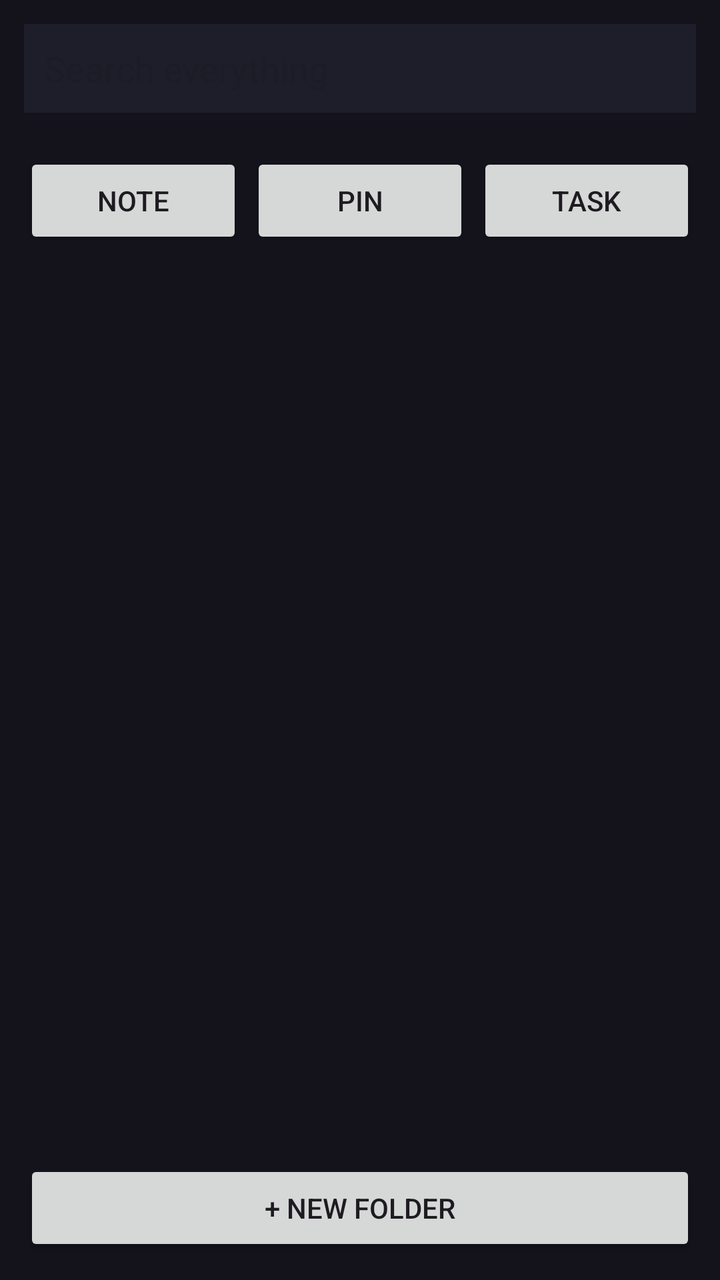
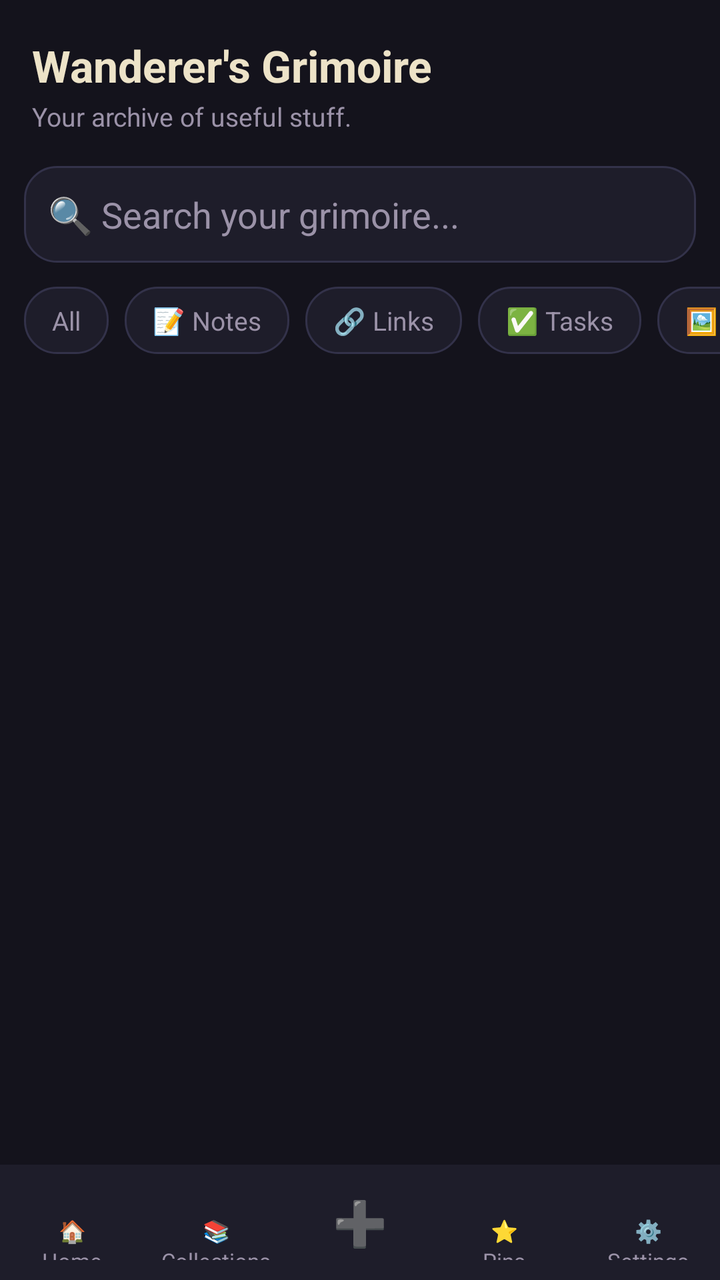

Before-and-after screenshots of an Android layout around one commit, followed by the original layout XML and the change that was made.
<!-- AndroidManifest.xml: application theme Theme.WanderersGrimoire -->
<!-- res/layout/activity_main.xml -->
<?xml version="1.0" encoding="utf-8"?>
<LinearLayout xmlns:android="http://schemas.android.com/apk/res/android"
    android:layout_width="match_parent"
    android:layout_height="match_parent"
    android:orientation="vertical"
    android:background="@color/paper">

    <EditText
        android:id="@+id/searchInput"
        android:layout_width="match_parent"
        android:layout_height="wrap_content"
        android:layout_margin="12dp"
        android:hint="Search everything"
        android:background="@color/paper2"
        android:padding="10dp"
        android:inputType="text" />

    <androidx.recyclerview.widget.RecyclerView
        android:id="@+id/folderList"
        android:layout_width="match_parent"
        android:layout_height="wrap_content"
        android:paddingStart="12dp"
        android:paddingBottom="8dp"
        android:clipToPadding="false" />

    <LinearLayout
        android:layout_width="match_parent"
        android:layout_height="wrap_content"
        android:orientation="horizontal"
        android:paddingStart="12dp"
        android:paddingEnd="12dp"
        android:paddingBottom="8dp">

        <Button
            android:id="@+id/addNoteBtn"
            android:layout_width="0dp"
            android:layout_height="wrap_content"
            android:layout_weight="1"
            android:layout_marginEnd="4dp"
            android:text="Note" />

        <Button
            android:id="@+id/addPinBtn"
            android:layout_width="0dp"
            android:layout_height="wrap_content"
            android:layout_weight="1"
            android:layout_marginEnd="4dp"
            android:text="Pin" />

        <Button
            android:id="@+id/addTaskBtn"
            android:layout_width="0dp"
            android:layout_height="wrap_content"
            android:layout_weight="1"
            android:text="Task" />
    </LinearLayout>

    <TextView
        android:id="@+id/emptyView"
        android:layout_width="match_parent"
        android:layout_height="wrap_content"
        android:text="Nothing here yet. Add a note, pin, or task above."
        android:textColor="@color/ink_dim"
        android:gravity="center"
        android:padding="40dp"
        android:visibility="gone" />

    <androidx.recyclerview.widget.RecyclerView
        android:id="@+id/itemList"
        android:layout_width="match_parent"
        android:layout_height="0dp"
        android:layout_weight="1"
        android:paddingStart="12dp"
        android:paddingEnd="12dp"
        android:clipToPadding="false" />

    <Button
        android:id="@+id/newFolderBtn"
        android:layout_width="match_parent"
        android:layout_height="wrap_content"
        android:layout_margin="12dp"
        android:text="+ New folder" />

</LinearLayout>
<!-- resources referenced by this layout -->
<resources>
  <color name="ink_dim">#9B92A8</color>
  <color name="paper">#14131C</color>
  <color name="paper2">#1E1D2A</color>
  <style name="Theme.WanderersGrimoire" parent="Theme.Material3.DayNight.NoActionBar">
          <item name="colorPrimary">@color/pin</item>
          <item name="android:windowBackground">@color/paper</item>
          <item name="android:statusBarColor">@color/paper</item>
          <item name="android:windowLightStatusBar">false</item>
      </style>
  <color name="pin">#D4AF6A</color>
</resources>

<!-- the commit's change to res/layout/activity_main.xml (unified diff, before → after) -->
@@ -5,80 +5,299 @@
     android:orientation="vertical"
     android:background="@color/paper">
 
-    <EditText
-        android:id="@+id/searchInput"
+    <FrameLayout
         android:layout_width="match_parent"
-        android:layout_height="wrap_content"
-        android:layout_margin="12dp"
-        android:hint="Search everything"
-        android:background="@color/paper2"
-        android:padding="10dp"
-        android:inputType="text" />
-
-    <androidx.recyclerview.widget.RecyclerView
-        android:id="@+id/folderList"
-        android:layout_width="match_parent"
-        android:layout_height="wrap_content"
-        android:paddingStart="12dp"
-        android:paddingBottom="8dp"
-        android:clipToPadding="false" />
-
+        android:layout_height="0dp"
+        android:layout_weight="1">
+
+        
+        <LinearLayout
+            android:id="@+id/homeScreen"
+            android:layout_width="match_parent"
+            android:layout_height="match_parent"
+            android:orientation="vertical">
+
+            <LinearLayout
+                android:layout_width="match_parent"
+                android:layout_height="wrap_content"
+                android:orientation="vertical"
+                android:paddingStart="16dp"
+                android:paddingEnd="16dp"
+                android:paddingTop="18dp"
+                android:paddingBottom="4dp">
+
+                <TextView
+                    android:layout_width="wrap_content"
+                    android:layout_height="wrap_content"
+                    android:text="Wanderer's Grimoire"
+                    android:textColor="@color/ink"
+                    android:textSize="22sp"
+                    android:textStyle="bold" />
+
+                <TextView
+                    android:layout_width="wrap_content"
+                    android:layout_height="wrap_content"
+                    android:layout_marginTop="2dp"
+                    android:text="Your archive of useful stuff."
+                    android:textColor="@color/ink_dim"
+                    android:textSize="13sp" />
+
+            </LinearLayout>
+
+            <EditText
+                android:id="@+id/searchInput"
+                android:layout_width="match_parent"
+                android:layout_height="wrap_content"
+                android:layout_margin="12dp"
+                android:hint="🔍 Search your grimoire..."
+                android:background="@drawable/chip_background"
+                android:padding="12dp"
+                android:textColor="@color/ink"
+                android:textColorHint="@color/ink_dim"
+                android:inputType="text" />
+
+            <LinearLayout
+                android:id="@+id/activeFolderBanner"
+                android:layout_width="match_parent"
+                android:layout_height="wrap_content"
+                android:orientation="horizontal"
+                android:gravity="center_vertical"
+                android:paddingStart="16dp"
+                android:paddingEnd="16dp"
+                android:paddingBottom="8dp"
+                android:visibility="gone">
+
+                <TextView
+                    android:id="@+id/activeFolderLabel"
+                    android:layout_width="0dp"
+                    android:layout_height="wrap_content"
+                    android:layout_weight="1"
+                    android:textColor="@color/gold"
+                    android:textStyle="bold"
+                    android:textSize="13sp" />
+
+                <TextView
+                    android:id="@+id/clearFolderFilter"
+                    android:layout_width="wrap_content"
+                    android:layout_height="wrap_content"
+                    android:text="✕ clear"
+                    android:textColor="@color/ink_dim"
+                    android:padding="4dp"
+                    android:clickable="true"
+                    android:focusable="true" />
+
+            </LinearLayout>
+
+            <HorizontalScrollView
+                android:layout_width="match_parent"
+                android:layout_height="wrap_content"
+                android:scrollbars="none"
+                android:paddingBottom="8dp">
+
+                <LinearLayout
+                    android:layout_width="wrap_content"
+                    android:layout_height="wrap_content"
+                    android:orientation="horizontal"
+                    android:paddingStart="12dp"
+                    android:paddingEnd="12dp">
+
+                    <TextView
+                        android:id="@+id/chipAll"
+                        style="@style/TypeChip"
+                        android:text="All" />
+
+                    <TextView
+                        android:id="@+id/chipNotes"
+                        style="@style/TypeChip"
+                        android:text="📝 Notes" />
+
+                    <TextView
+                        android:id="@+id/chipLinks"
+                        style="@style/TypeChip"
+                        android:text="🔗 Links" />
+
+                    <TextView
+                        android:id="@+id/chipTasks"
+                        style="@style/TypeChip"
+                        android:text="✅ Tasks" />
+
+                    <TextView
+                        android:id="@+id/chipImages"
+                        style="@style/TypeChip"
+                        android:text="🖼️ Images" />
+
+                </LinearLayout>
+
+            </HorizontalScrollView>
+
+            <TextView
+                android:id="@+id/emptyView"
+                android:layout_width="match_parent"
+                android:layout_height="wrap_content"
+                android:text="Nothing here yet. Tap ➕ below to start filling the grimoire."
+                android:textColor="@color/ink_dim"
+                android:gravity="center"
+                android:padding="40dp"
+                android:visibility="gone" />
+
+            <androidx.recyclerview.widget.RecyclerView
+                android:id="@+id/feedList"
+                android:layout_width="match_parent"
+                android:layout_height="0dp"
+                android:layout_weight="1"
+                android:paddingStart="12dp"
+                android:paddingEnd="12dp"
+                android:paddingBottom="16dp"
+                android:clipToPadding="false" />
+
+        </LinearLayout>
+
+        
+        <LinearLayout
+            android:id="@+id/collectionsScreen"
+            android:layout_width="match_parent"
+            android:layout_height="match_parent"
+            android:orientation="vertical"
+            android:visibility="gone">
+
+            <TextView
+                android:layout_width="wrap_content"
+                android:layout_height="wrap_content"
+                android:text="Collections"
+                android:textColor="@color/ink"
+                android:textSize="22sp"
+                android:textStyle="bold"
+                android:padding="16dp" />
+
+            <androidx.recyclerview.widget.RecyclerView
+                android:id="@+id/collectionsList"
+                android:layout_width="match_parent"
+                android:layout_height="0dp"
+                android:layout_weight="1"
+                android:paddingStart="12dp"
+                android:paddingEnd="12dp"
+                android:clipToPadding="false" />
+
+            <Button
+                android:id="@+id/newCollectionBtn"
+                android:layout_width="match_parent"
+                android:layout_height="wrap_content"
+                android:layout_margin="12dp"
+                android:text="+ New collection" />
+
+        </LinearLayout>
+
+        
+        <LinearLayout
+            android:id="@+id/pinsScreen"
+            android:layout_width="match_parent"
+            android:layout_height="match_parent"
+            android:orientation="vertical"
+            android:visibility="gone">
+
+            <TextView
+                android:layout_width="wrap_content"
+                android:layout_height="wrap_content"
+                android:text="Pinned"
+                android:textColor="@color/ink"
+                android:textSize="22sp"
+                android:textStyle="bold"
+                android:padding="16dp" />
+
+            <TextView
+                android:id="@+id/pinsEmptyView"
+                android:layout_width="match_parent"
+                android:layout_height="wrap_content"
+                android:text="Nothing pinned yet. Star an item to keep it within easy reach here."
+                android:textColor="@color/ink_dim"
+                android:gravity="center"
+                android:padding="40dp"
+                android:visibility="gone" />
+
+            <androidx.recyclerview.widget.RecyclerView
+                android:id="@+id/pinsList"
+                android:layout_width="match_parent"
+                android:layout_height="0dp"
+                android:layout_weight="1"
+                android:paddingStart="12dp"
+                android:paddingEnd="12dp"
+                android:paddingBottom="16dp"
+                android:clipToPadding="false" />
+
+        </LinearLayout>
+
+        
+        <LinearLayout
+            android:id="@+id/settingsScreen"
+            android:layout_width="match_parent"
+            android:layout_height="match_parent"
+            android:orientation="vertical"
+            android:visibility="gone"
+            android:padding="16dp">
+
+            <TextView
+                android:layout_width="wrap_content"
+                android:layout_height="wrap_content"
+                android:text="Settings"
+                android:textColor="@color/ink"
+                android:textSize="22sp"
+                android:textStyle="bold"
+                android:paddingBottom="16dp" />
+
+            <TextView
+                android:id="@+id/settingsInfo"
+                android:layout_width="match_parent"
+                android:layout_height="wrap_content"
+                android:textColor="@color/ink_dim"
+                android:lineSpacingExtra="4dp" />
+
+            <Button
+                android:id="@+id/manageCollectionsBtn"
+                android:layout_width="match_parent"
+                android:layout_height="wrap_content"
+                android:layout_marginTop="20dp"
+                android:text="Manage collections" />
+
+        </LinearLayout>
+
+    </FrameLayout>
+
+    
     <LinearLayout
         android:layout_width="match_parent"
         android:layout_height="wrap_content"
         android:orientation="horizontal"
-        android:paddingStart="12dp"
-        android:paddingEnd="12dp"
-        android:paddingBottom="8dp">
-
-        <Button
-            android:id="@+id/addNoteBtn"
-            android:layout_width="0dp"
-            android:layout_height="wrap_content"
-            android:layout_weight="1"
-            android:layout_marginEnd="4dp"
-            android:text="Note" />
-
-        <Button
-            android:id="@+id/addPinBtn"
-            android:layout_width="0dp"
-            android:layout_height="wrap_content"
-            android:layout_weight="1"
-            android:layout_marginEnd="4dp"
-            android:text="Pin" />
-
-        <Button
-            android:id="@+id/addTaskBtn"
-            android:layout_width="0dp"
-            android:layout_height="wrap_content"
-            android:layout_weight="1"
-            android:text="Task" />
+        android:background="@color/paper2"
+        android:paddingTop="10dp"
+        android:paddingBottom="10dp">
+
+        <TextView
+            android:id="@+id/navHome"
+            style="@style/NavItem"
+            android:text="🏠\nHome" />
+
+        <TextView
+            android:id="@+id/navCollections"
+            style="@style/NavItem"
+            android:text="📚\nCollections" />
+
+        <TextView
+            android:id="@+id/navCapture"
+            style="@style/NavItem"
+            android:text="➕"
+            android:textSize="22sp"
+            android:textColor="@color/gold" />
+
+        <TextView
+            android:id="@+id/navPins"
+            style="@style/NavItem"
+            android:text="⭐\nPins" />
+
+        <TextView
+            android:id="@+id/navSettings"
+            style="@style/NavItem"
+            android:text="⚙️\nSettings" />
+
     </LinearLayout>
 
-    <TextView
-        android:id="@+id/emptyView"
-        android:layout_width="match_parent"
-        android:layout_height="wrap_content"
-        android:text="Nothing here yet. Add a note, pin, or task above."
-        android:textColor="@color/ink_dim"
-        android:gravity="center"
-        android:padding="40dp"
-        android:visibility="gone" />
-
-    <androidx.recyclerview.widget.RecyclerView
-        android:id="@+id/itemList"
-        android:layout_width="match_parent"
-        android:layout_height="0dp"
-        android:layout_weight="1"
-        android:paddingStart="12dp"
-        android:paddingEnd="12dp"
-        android:clipToPadding="false" />
-
-    <Button
-        android:id="@+id/newFolderBtn"
-        android:layout_width="match_parent"
-        android:layout_height="wrap_content"
-        android:layout_margin="12dp"
-        android:text="+ New folder" />
-
 </LinearLayout>
<!-- resource entries referenced after the edit -->
@@ -1,14 +1,49 @@
 <!-- resources referenced by this layout -->
 <resources>
+  <color name="gold">#D4AF6A</color>
+  <color name="ink">#EDE3C8</color>
   <color name="ink_dim">#9B92A8</color>
   <color name="paper">#14131C</color>
   <color name="paper2">#1E1D2A</color>
+  <!-- drawable chip_background (drawable) -->
+  <?xml version="1.0" encoding="utf-8"?>
+  <shape xmlns:android="http://schemas.android.com/apk/res/android">
+      <solid android:color="@color/paper2" />
+      <corners android:radius="16dp" />
+      <stroke android:width="1dp" android:color="@color/line" />
+  </shape>
+  <style name="NavItem">
+          <item name="android:layout_width">0dp</item>
+          <item name="android:layout_height">wrap_content</item>
+          <item name="android:layout_weight">1</item>
+          <item name="android:gravity">center</item>
+          <item name="android:textColor">@color/ink_dim</item>
+          <item name="android:textSize">11sp</item>
+          <item name="android:lineSpacingExtra">2dp</item>
+          <item name="android:clickable">true</item>
+          <item name="android:focusable">true</item>
+          <item name="android:padding">4dp</item>
+      </style>
+  <style name="TypeChip">
+          <item name="android:layout_width">wrap_content</item>
+          <item name="android:layout_height">wrap_content</item>
+          <item name="android:layout_marginEnd">8dp</item>
+          <item name="android:background">@drawable/chip_background</item>
+          <item name="android:paddingStart">14dp</item>
+          <item name="android:paddingEnd">14dp</item>
+          <item name="android:paddingTop">8dp</item>
+          <item name="android:paddingBottom">8dp</item>
+          <item name="android:textColor">@color/ink_dim</item>
+          <item name="android:textSize">13sp</item>
+          <item name="android:clickable">true</item>
+          <item name="android:focusable">true</item>
+      </style>
   <style name="Theme.WanderersGrimoire" parent="Theme.Material3.DayNight.NoActionBar">
-          <item name="colorPrimary">@color/pin</item>
+          <item name="colorPrimary">@color/gold</item>
           <item name="android:windowBackground">@color/paper</item>
           <item name="android:statusBarColor">@color/paper</item>
           <item name="android:windowLightStatusBar">false</item>
       </style>
-  <color name="pin">#D4AF6A</color>
+  <color name="line">#33324A</color>
 </resources>
 
